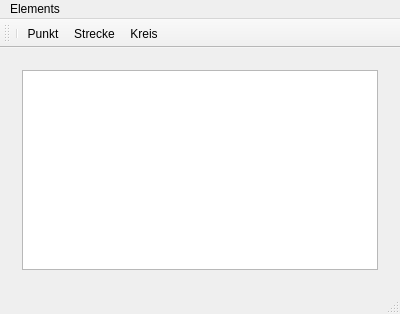
mosling/dynamic-geometry, file mainwindow.ui: the form before one commit.
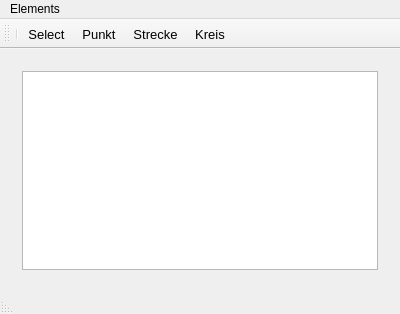
The form after the commit. Icons and pictures are not drawn.

```diff
--- a/mainwindow.ui
+++ b/mainwindow.ui
@@ -46,7 +46,11 @@
    </widget>
    <addaction name="menuElements"/>
   </widget>
-  <widget class="QStatusBar" name="statusBar"/>
+  <widget class="QStatusBar" name="statusBar">
+   <property name="layoutDirection">
+    <enum>Qt::RightToLeft</enum>
+   </property>
+  </widget>
   <widget class="QToolBar" name="toolBar">
    <property name="windowTitle">
     <string>toolBar</string>
@@ -58,6 +62,7 @@
     <bool>false</bool>
    </attribute>
    <addaction name="separator"/>
+   <addaction name="actionSelect"/>
    <addaction name="actionPunkt"/>
    <addaction name="actionStrecke"/>
    <addaction name="actionKreis"/>
@@ -73,6 +78,12 @@
    <property name="text">
     <string>Punkt</string>
    </property>
+   <property name="font">
+    <font>
+     <family>Segoe UI</family>
+     <pointsize>10</pointsize>
+    </font>
+   </property>
   </action>
   <action name="actionStrecke">
    <property name="icon">
@@ -82,10 +93,11 @@
    <property name="text">
     <string>Strecke</string>
    </property>
-  </action>
-  <action name="actionGitter_100x100">
-   <property name="text">
-    <string>Gitter 100x100</string>
+   <property name="font">
+    <font>
+     <family>Segoe UI</family>
+     <pointsize>10</pointsize>
+    </font>
    </property>
   </action>
   <action name="actionKreis">
@@ -95,6 +107,33 @@
    </property>
    <property name="text">
     <string>Kreis</string>
+   </property>
+   <property name="font">
+    <font>
+     <family>Segoe UI</family>
+     <pointsize>10</pointsize>
+    </font>
+   </property>
+  </action>
+  <action name="actionSelect">
+   <property name="checkable">
+    <bool>true</bool>
+   </property>
+   <property name="icon">
+    <iconset resource="graphview.qrc">
+     <normaloff>:/icons/point.ico</normaloff>:/icons/point.ico</iconset>
+   </property>
+   <property name="text">
+    <string>Select</string>
+   </property>
+   <property name="font">
+    <font>
+     <family>Segoe UI</family>
+     <pointsize>10</pointsize>
+    </font>
+   </property>
+   <property name="shortcutContext">
+    <enum>Qt::WidgetWithChildrenShortcut</enum>
    </property>
   </action>
  </widget>
```
Left out of the diff: 18 changed lines with no effect on the pictures.
